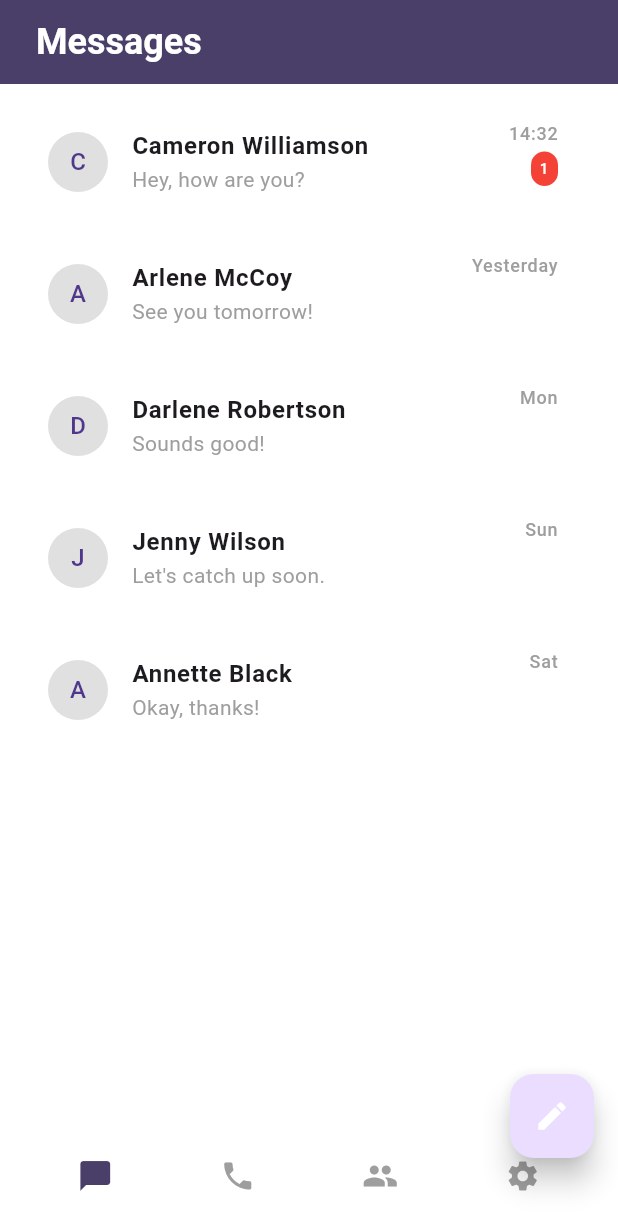
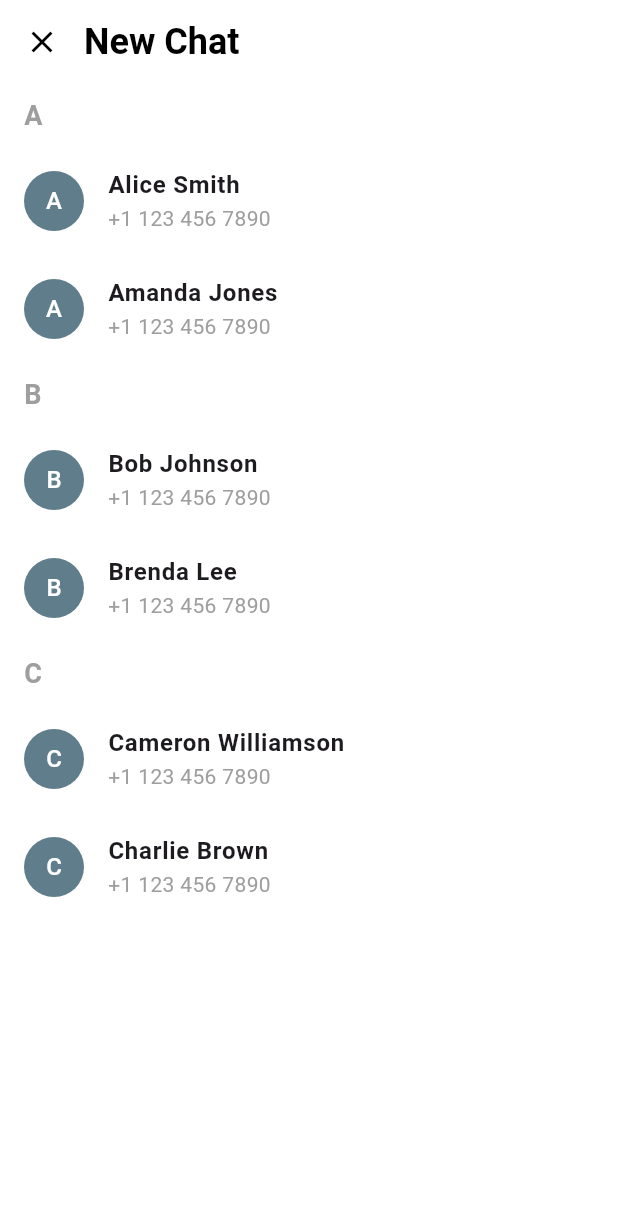
Before and after one commit to Modather22222/messaging_app, a Flutter app: the MessagesScreen screen opened by its route, after a tap on the "edit" icon, on a phone screen of 412 x 824 dp. Shown: the top 1230 px of the screen. Run offline on Flutter 3.47's test engine with Material 3 defaults, Android fonts, the phone set to English and light mode, and no system bars; our stand-ins replace country_code_picker, pinput.

Commit message:
ok baby this is the new chat one 🤣🤣🤣🤣🤣

```diff
--- a/lib/screens/messages_screen.dart
+++ b/lib/screens/messages_screen.dart
@@ -199,10 +199,11 @@ class _MessagesScreenState extends State<MessagesScreen> {
         ),
       ),
       floatingActionButton: FloatingActionButton(
-        elevation: 8.0, // Added elevation to the FloatingActionButton
+        elevation: 8.0,
         onPressed: () {
-          // TODO: Handle new message
+          Navigator.pushNamed(context, AppRoutes.newChat);
         },
+        backgroundColor: const Color(0xFF4A3F69),
         child: const Icon(Icons.edit, color: Colors.white),
       ),
       floatingActionButtonLocation: FloatingActionButtonLocation.endDocked,
--- /dev/null
+++ b/lib/screens/new_chat_screen.dart
@@ -0,0 +1,107 @@
+import 'package:flutter/material.dart';
+import 'package:messaging_app/models/contact_model.dart';
+import 'package:messaging_app/utils/app_routes.dart';
+
+class NewChatScreen extends StatelessWidget {
+  NewChatScreen({super.key});
+
+  // Placeholder data for contacts, including phone numbers
+  final Map<String, List<Contact>> categorizedContacts = {
+    'A': [
+      Contact(name: 'Alice Smith', imageUrl: '', isUser: true),
+      Contact(name: 'Amanda Jones', imageUrl: '', isUser: true),
+    ],
+    'B': [
+      Contact(name: 'Bob Johnson', imageUrl: '', isUser: true),
+      Contact(name: 'Brenda Lee', imageUrl: '', isUser: true),
+    ],
+    'C': [
+      Contact(name: 'Cameron Williamson', imageUrl: '', isUser: true),
+      Contact(name: 'Charlie Brown', imageUrl: '', isUser: true),
+    ],
+    // Add more categories and contacts as needed
+  };
+
+  @override
+  Widget build(BuildContext context) {
+    return Scaffold(
+      backgroundColor: Colors.white,
+      appBar: AppBar(
+        backgroundColor: Colors.white,
+        elevation: 0,
+        leading: IconButton(
+          icon: const Icon(Icons.close, color: Colors.black), // Close button
+          onPressed: () => Navigator.of(context).pop(),
+        ),
+        title: const Text(
+          'New Chat',
+          style: TextStyle(
+            color: Colors.black,
+            fontSize: 24,
+            fontWeight: FontWeight.bold,
+          ),
+        ),
+        centerTitle: false,
+        titleSpacing: 0.0,
+      ),
+      body: SafeArea(
+        child: ListView.builder(
+          itemCount: categorizedContacts.keys.length,
+          itemBuilder: (context, categoryIndex) {
+            String category = categorizedContacts.keys.elementAt(categoryIndex);
+            List<Contact> contacts = categorizedContacts[category]!;
+
+            return Column(
+              crossAxisAlignment: CrossAxisAlignment.start,
+              children: [
+                Padding(
+                  padding: const EdgeInsets.symmetric(
+                    horizontal: 16.0,
+                    vertical: 8.0,
+                  ),
+                  child: Text(
+                    category,
+                    style: const TextStyle(
+                      color: Colors.grey,
+                      fontSize: 18,
+                      fontWeight: FontWeight.bold,
+                    ),
+                  ),
+                ),
+                ListView.builder(
+                  shrinkWrap: true,
+                  physics: const NeverScrollableScrollPhysics(),
+                  itemCount: contacts.length,
+                  itemBuilder: (context, contactIndex) {
+                    final contact = contacts[contactIndex];
+                    return ListTile(
+                      leading: CircleAvatar(
+                        backgroundColor: Colors.blueGrey,
+                        child: Text(
+                          contact.name[0],
+                          style: const TextStyle(color: Colors.white),
+                        ),
+                      ),
+                      title: Text(
+                        contact.name,
+                        style: const TextStyle(fontWeight: FontWeight.bold),
+                      ),
+                      subtitle: const Text(
+                        '+1 123 456 7890',
+                        style: TextStyle(color: Colors.grey),
+                      ), // Placeholder phone number
+                      onTap: () {
+                        // Navigate to chat screen with the selected contact
+                        Navigator.pushNamed(context, AppRoutes.chat);
+                      },
+                    );
+                  },
+                ),
+              ],
+            );
+          },
+        ),
+      ),
+    );
+  }
+}
--- a/lib/utils/app_routes.dart
+++ b/lib/utils/app_routes.dart
@@ -7,6 +7,7 @@ import 'package:messaging_app/screens/add_contacts_screen.dart';
 import 'package:messaging_app/screens/messages_screen.dart';
 import 'package:messaging_app/screens/calls_screen.dart';
 import 'package:messaging_app/screens/chat_screen.dart';
+import 'package:messaging_app/screens/new_chat_screen.dart';
 
 class AppRoutes {
   static const String splash = '/';
@@ -17,6 +18,7 @@ class AppRoutes {
   static const String messages = '/messages';
   static const String calls = '/calls';
   static const String chat = '/chat';
+  static const String newChat = '/new-chat';
 
   static Route<dynamic> onGenerateRoute(RouteSettings settings) {
     switch (settings.name) {
@@ -36,6 +38,8 @@ class AppRoutes {
         return MaterialPageRoute(builder: (_) => CallsScreen());
       case chat:
         return MaterialPageRoute(builder: (_) => ChatScreen());
+      case newChat:
+        return MaterialPageRoute(builder: (_) => NewChatScreen());
       default:
         return MaterialPageRoute(builder: (_) => const SplashScreen());
     }
```
